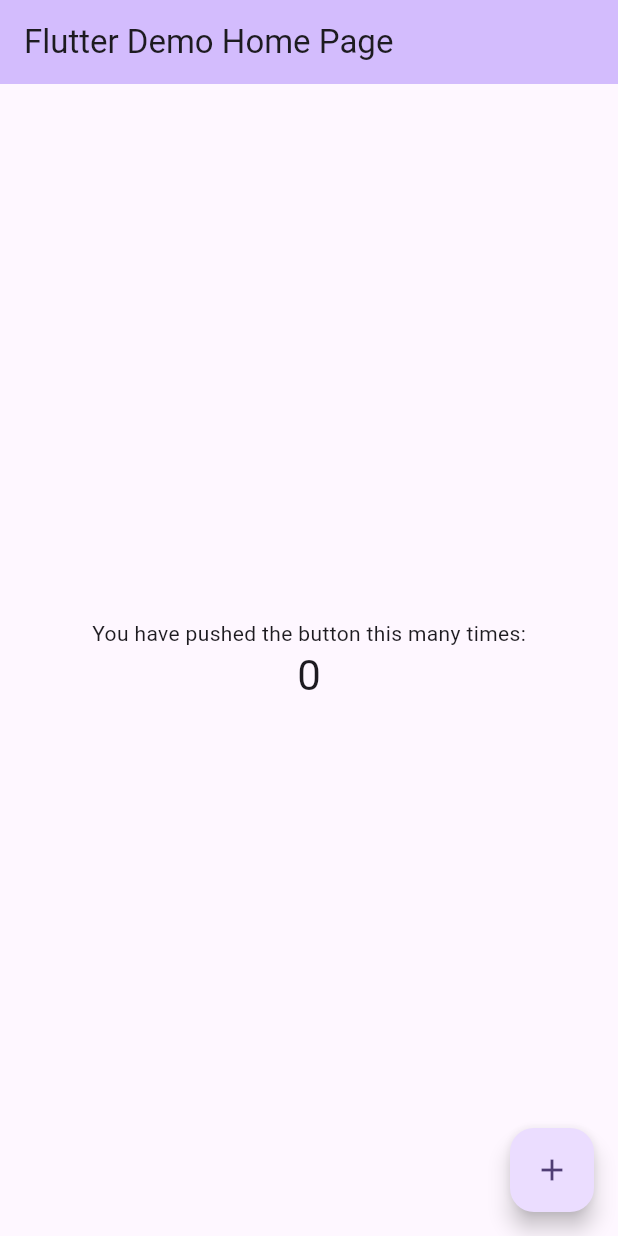
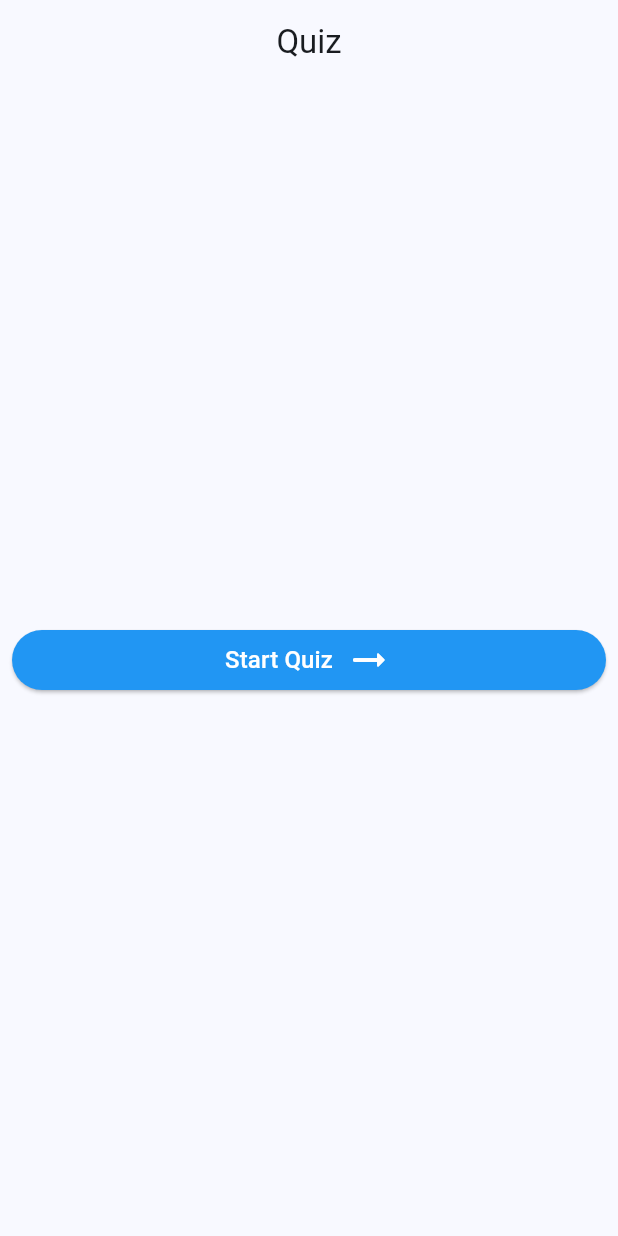
Before and after one commit to MananGandhi1810/quiz-app, a Flutter app: the screen it shows after launch, on a phone screen of 412 x 824 dp. Run offline on Flutter 3.47's test engine with Material 3 defaults, Android fonts, the phone set to English and light mode, and no system bars.

Commit message:
Create home page

```diff
--- a/lib/main.dart
+++ b/lib/main.dart
@@ -1,125 +1,20 @@
 import 'package:flutter/material.dart';
+import 'package:quiz_app/presentation/home_page.dart';
 
 void main() {
-  runApp(const MyApp());
+  runApp(RootApp());
 }
 
-class MyApp extends StatelessWidget {
-  const MyApp({super.key});
+class RootApp extends StatelessWidget {
+  const RootApp({super.key});
 
-  // This widget is the root of your application.
   @override
   Widget build(BuildContext context) {
     return MaterialApp(
-      title: 'Flutter Demo',
       theme: ThemeData(
-        // This is the theme of your application.
-        //
-        // TRY THIS: Try running your application with "flutter run". You'll see
-        // the application has a purple toolbar. Then, without quitting the app,
-        // try changing the seedColor in the colorScheme below to Colors.green
-        // and then invoke "hot reload" (save your changes or press the "hot
-        // reload" button in a Flutter-supported IDE, or press "r" if you used
-        // the command line to start the app).
-        //
-        // Notice that the counter didn't reset back to zero; the application
-        // state is not lost during the reload. To reset the state, use hot
-        // restart instead.
-        //
-        // This works for code too, not just values: Most code changes can be
-        // tested with just a hot reload.
-        colorScheme: ColorScheme.fromSeed(seedColor: Colors.deepPurple),
-        useMaterial3: true,
+        colorSchemeSeed: Colors.blue,
       ),
-      home: const MyHomePage(title: 'Flutter Demo Home Page'),
+      home: HomePage(),
     );
   }
 }
-
-class MyHomePage extends StatefulWidget {
-  const MyHomePage({super.key, required this.title});
-
-  // This widget is the home page of your application. It is stateful, meaning
-  // that it has a State object (defined below) that contains fields that affect
-  // how it looks.
-
-  // This class is the configuration for the state. It holds the values (in this
-  // case the title) provided by the parent (in this case the App widget) and
-  // used by the build method of the State. Fields in a Widget subclass are
-  // always marked "final".
-
-  final String title;
-
-  @override
-  State<MyHomePage> createState() => _MyHomePageState();
-}
-
-class _MyHomePageState extends State<MyHomePage> {
-  int _counter = 0;
-
-  void _incrementCounter() {
-    setState(() {
-      // This call to setState tells the Flutter framework that something has
-      // changed in this State, which causes it to rerun the build method below
-      // so that the display can reflect the updated values. If we changed
-      // _counter without calling setState(), then the build method would not be
-      // called again, and so nothing would appear to happen.
-      _counter++;
-    });
-  }
-
-  @override
-  Widget build(BuildContext context) {
-    // This method is rerun every time setState is called, for instance as done
-    // by the _incrementCounter method above.
-    //
-    // The Flutter framework has been optimized to make rerunning build methods
-    // fast, so that you can just rebuild anything that needs updating rather
-    // than having to individually change instances of widgets.
-    return Scaffold(
-      appBar: AppBar(
-        // TRY THIS: Try changing the color here to a specific color (to
-        // Colors.amber, perhaps?) and trigger a hot reload to see the AppBar
-        // change color while the other colors stay the same.
-        backgroundColor: Theme.of(context).colorScheme.inversePrimary,
-        // Here we take the value from the MyHomePage object that was created by
-        // the App.build method, and use it to set our appbar title.
-        title: Text(widget.title),
-      ),
-      body: Center(
-        // Center is a layout widget. It takes a single child and positions it
-        // in the middle of the parent.
-        child: Column(
-          // Column is also a layout widget. It takes a list of children and
-          // arranges them vertically. By default, it sizes itself to fit its
-          // children horizontally, and tries to be as tall as its parent.
-          //
-          // Column has various properties to control how it sizes itself and
-          // how it positions its children. Here we use mainAxisAlignment to
-          // center the children vertically; the main axis here is the vertical
-          // axis because Columns are vertical (the cross axis would be
-          // horizontal).
-          //
-          // TRY THIS: Invoke "debug painting" (choose the "Toggle Debug Paint"
-          // action in the IDE, or press "p" in the console), to see the
-          // wireframe for each widget.
-          mainAxisAlignment: MainAxisAlignment.center,
-          children: <Widget>[
-            const Text(
-              'You have pushed the button this many times:',
-            ),
-            Text(
-              '$_counter',
-              style: Theme.of(context).textTheme.headlineMedium,
-            ),
-          ],
-        ),
-      ),
-      floatingActionButton: FloatingActionButton(
-        onPressed: _incrementCounter,
-        tooltip: 'Increment',
-        child: const Icon(Icons.add),
-      ), // This trailing comma makes auto-formatting nicer for build methods.
-    );
-  }
-}
--- /dev/null
+++ b/lib/presentation/home_page.dart
@@ -0,0 +1,49 @@
+import 'package:flutter/material.dart';
+
+class HomePage extends StatefulWidget {
+  const HomePage({super.key});
+
+  @override
+  State<HomePage> createState() => _HomePageState();
+}
+
+class _HomePageState extends State<HomePage> {
+  @override
+  Widget build(BuildContext context) {
+    return Scaffold(
+      appBar: AppBar(
+        title: Text("Quiz"),
+        centerTitle: true,
+      ),
+      body: Padding(
+        padding: const EdgeInsets.all(8.0),
+        child: Center(
+          child: ElevatedButton(
+            style: ButtonStyle(
+              backgroundColor: WidgetStatePropertyAll(Colors.blue),
+              foregroundColor: WidgetStatePropertyAll(Colors.white),
+              iconColor: WidgetStatePropertyAll(Colors.white),
+            ),
+            onPressed: () {},
+            child: Row(
+              mainAxisAlignment: MainAxisAlignment.center,
+              children: [
+                Text(
+                  "Start Quiz",
+                  style: TextStyle(fontSize: 16),
+                ),
+                Padding(
+                  padding: EdgeInsets.only(left: 8),
+                ),
+                Icon(
+                  Icons.arrow_right_alt_rounded,
+                  size: 32,
+                ),
+              ],
+            ),
+          ),
+        ),
+      ),
+    );
+  }
+}
--- a/pubspec.yaml
+++ b/pubspec.yaml
@@ -58,7 +58,8 @@ flutter:
   uses-material-design: true
 
   # To add assets to your application, add an assets section, like this:
-  # assets:
+  assets:
+    - assets/questions.json
   #   - images/a_dot_burr.jpeg
   #   - images/a_dot_ham.jpeg
 
```
Also changed, not shown: assets/questions.json (added, +37 -0 lines), 1 other file.
